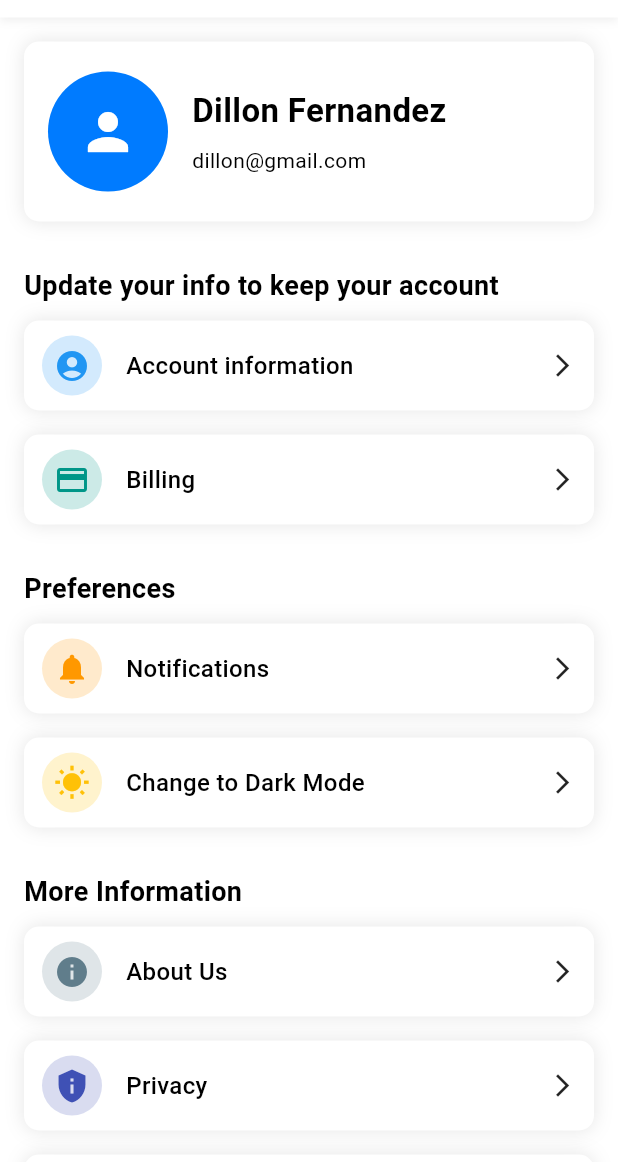
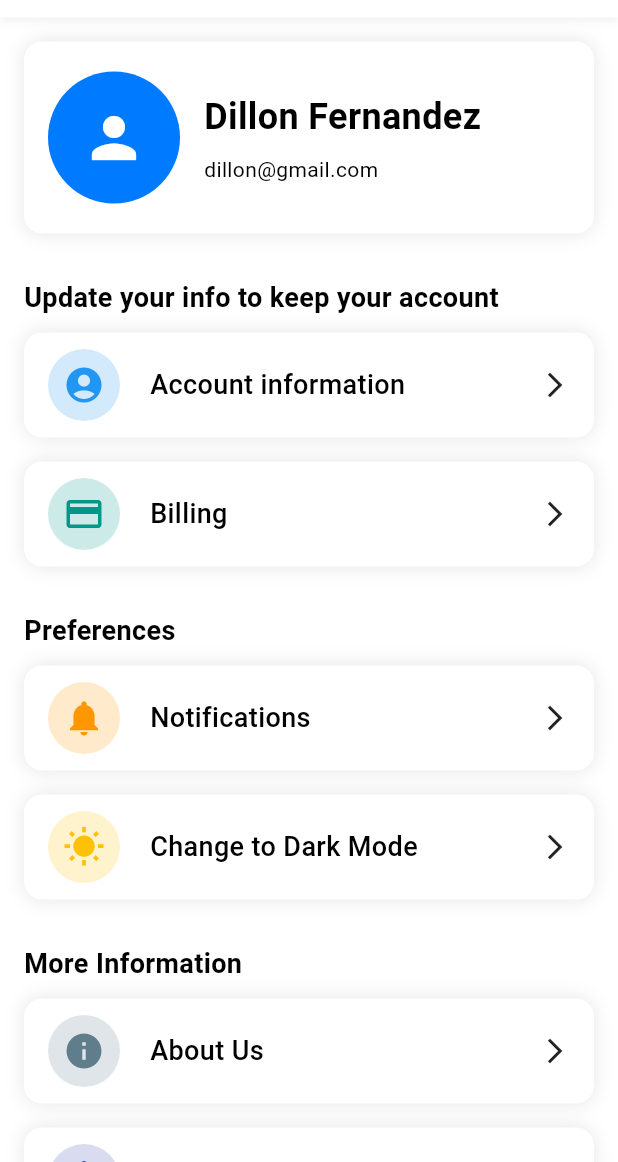
Before and after one commit to DillonFernandez/ByteCart-App, a Flutter app: the AccountPage screen opened directly with sample values from the repository, on a phone screen of 412 x 824 dp, the part 74-1236 px from its top. Run offline on Flutter 3.47's test engine with Material 3 defaults, Android fonts, the phone set to English and light mode, and no system bars; our stand-ins replace flutter_svg.

Commit message:
refactor: update layout and styling for account and cart pages for improved aesthetics and usability

```diff
--- a/lib/screens/account.dart
+++ b/lib/screens/account.dart
@@ -232,42 +232,42 @@ class AccountPage extends StatelessWidget {
         return Container(
           decoration: BoxDecoration(
             color: isDark ? const Color(0xFF121212) : Colors.white,
-            borderRadius: BorderRadius.circular(10),
+            borderRadius: BorderRadius.circular(12),
             boxShadow: [
               BoxShadow(color: Colors.black.withOpacity(0.1), blurRadius: 10),
             ],
           ),
           child: ClipRRect(
-            borderRadius: BorderRadius.circular(10),
+            borderRadius: BorderRadius.circular(12),
             child: Material(
               color: Colors.transparent,
               child: InkWell(
                 onTap: onTap,
                 child: SizedBox(
-                  height: 60,
+                  height: 70,
                   child: Center(
                     child: Row(
                       mainAxisAlignment: MainAxisAlignment.start,
                       crossAxisAlignment: CrossAxisAlignment.center,
                       children: [
-                        const SizedBox(width: 12),
+                        const SizedBox(width: 16),
                         CircleAvatar(
-                          radius: 20,
+                          radius: 24,
                           backgroundColor: color.withOpacity(0.2),
-                          child: Icon(icon, color: color, size: 24),
+                          child: Icon(icon, color: color, size: 28),
                         ),
-                        const SizedBox(width: 16),
+                        const SizedBox(width: 20),
                         Expanded(
                           child: Text(
                             title,
                             style: const TextStyle(
-                              fontSize: 16,
+                              fontSize: 18,
                               fontWeight: FontWeight.w500,
                             ),
                           ),
                         ),
-                        const Icon(Icons.arrow_forward_ios, size: 18),
-                        const SizedBox(width: 12),
+                        const Icon(Icons.arrow_forward_ios, size: 20),
+                        const SizedBox(width: 16),
                       ],
                     ),
                   ),
@@ -306,7 +306,7 @@ class _ProfileCard extends StatelessWidget {
               isDark
                   ? const Color(0xFF121212)
                   : Theme.of(context).colorScheme.surface,
-          borderRadius: BorderRadius.circular(10),
+          borderRadius: BorderRadius.circular(12),
           boxShadow: [
             BoxShadow(color: Colors.black.withOpacity(0.1), blurRadius: 10),
           ],
@@ -316,22 +316,22 @@ class _ProfileCard extends StatelessWidget {
             mainAxisSize: MainAxisSize.min,
             children: [
               const CircleAvatar(
-                radius: 28,
+                radius: 32,
                 backgroundColor: Color(0xFF007BFF),
-                child: Icon(Icons.person, size: 28, color: Colors.white),
+                child: Icon(Icons.person, size: 32, color: Colors.white),
               ),
-              const SizedBox(height: 8),
+              const SizedBox(height: 10),
               Text(
                 user.fullName,
                 style: const TextStyle(
-                  fontSize: 15,
+                  fontSize: 16,
                   fontWeight: FontWeight.bold,
                 ),
                 textAlign: TextAlign.center,
                 maxLines: 2,
                 overflow: TextOverflow.ellipsis,
               ),
-              const SizedBox(height: 4),
+              const SizedBox(height: 6),
               Text(
                 user.email,
                 textAlign: TextAlign.center,
@@ -354,7 +354,7 @@ class _ProfileCard extends StatelessWidget {
             isDark
                 ? const Color(0xFF121212)
                 : Theme.of(context).colorScheme.surface,
-        borderRadius: BorderRadius.circular(10),
+        borderRadius: BorderRadius.circular(12),
         boxShadow: [
           BoxShadow(color: Colors.black.withOpacity(0.1), blurRadius: 10),
         ],
@@ -362,9 +362,9 @@ class _ProfileCard extends StatelessWidget {
       child: Row(
         children: [
           const CircleAvatar(
-            radius: 40,
+            radius: 44,
             backgroundColor: Color(0xFF007BFF),
-            child: Icon(Icons.person, size: 40, color: Colors.white),
+            child: Icon(Icons.person, size: 44, color: Colors.white),
           ),
           const SizedBox(width: 16),
           Column(
@@ -373,7 +373,7 @@ class _ProfileCard extends StatelessWidget {
               Text(
                 user.fullName,
                 style: const TextStyle(
-                  fontSize: 22,
+                  fontSize: 24,
                   fontWeight: FontWeight.bold,
                 ),
               ),
```
Also changed, not shown: lib/screens/cart.dart (+27 -20 lines).
